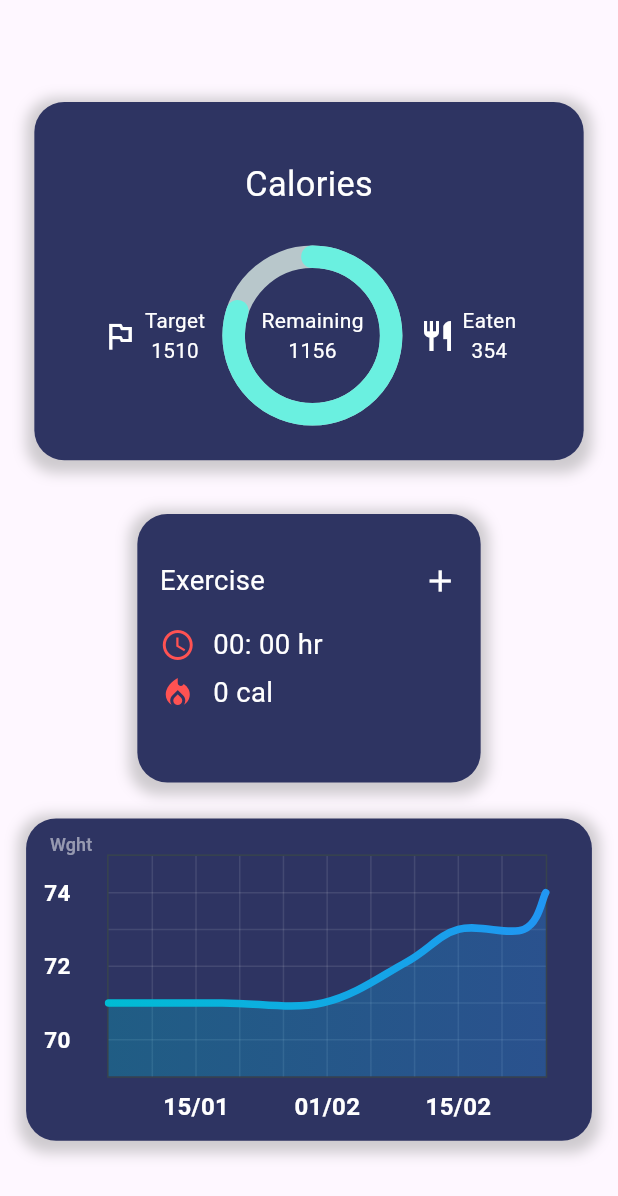
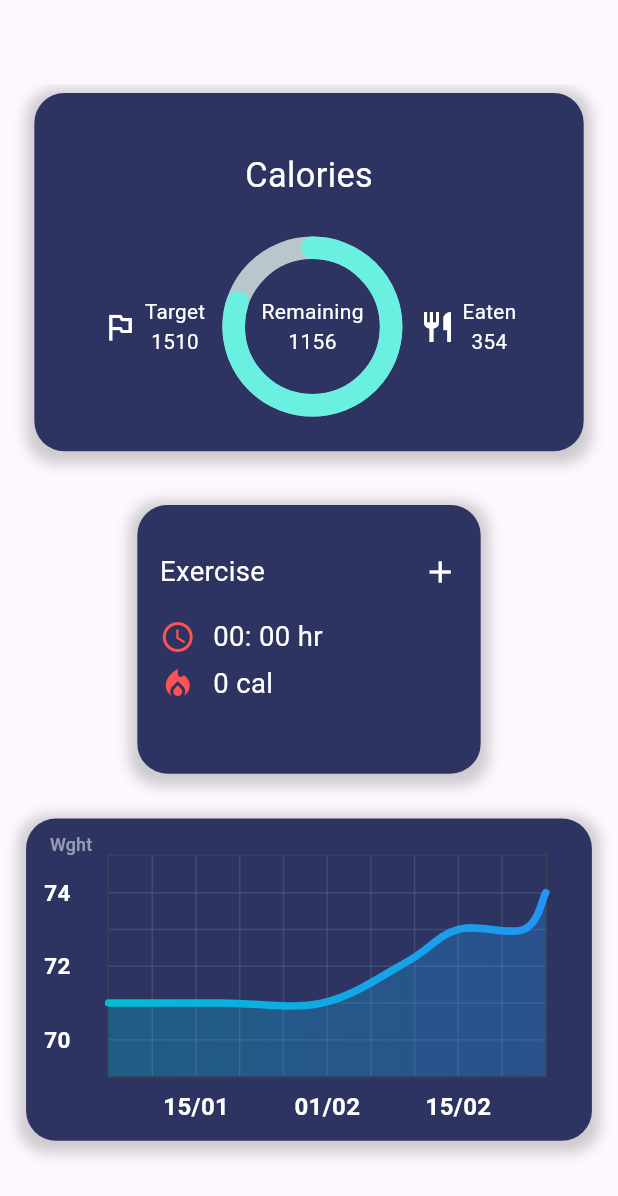
Before and after one commit to gt-lcy96/minFit, a Flutter app: the screen it shows after launch, on a phone screen of 412 x 824 dp. Shown: the top 1196 px of the screen. Run offline on Flutter 3.47's test engine with Material 3 defaults, Android fonts, the phone set to English and light mode, and no system bars; drawn by our look-alikes of fl_chart, percent_indicator; our stand-ins replace flutter_screenutil, get.

Commit message:
add SingleChildScrollView and adjust spacing

```diff
--- a/lib/pages/home/view.dart
+++ b/lib/pages/home/view.dart
@@ -13,19 +13,20 @@ class HomePage extends StatelessWidget {
   Widget build(BuildContext context) {
     return Scaffold(
       appBar: AppBar(),
-      body: Column(
+      body: SingleChildScrollView(
+        child: Column(
           crossAxisAlignment: CrossAxisAlignment.center,
           // mainAxisAlignment: MainAxisAlignment.center,
           children: [
             Container(
-            margin: EdgeInsets.symmetric(horizontal: 20.w, vertical: 10.h),
+              margin: EdgeInsets.symmetric(horizontal: 20.w, vertical: 5.h),
               child: caloriesContent(),
             ),
             SizedBox(
               height: 20.h,
             ),
             Container(
-            // margin: EdgeInsets.symmetric(horizontal: 20.w, vertical: 10.h),
+              margin: EdgeInsets.symmetric(horizontal: 20.w, vertical: 5.h),
               child: addExcerciseContent(),
             ),
             SizedBox(
@@ -39,6 +40,7 @@ class HomePage extends StatelessWidget {
             ),
           ],
         ),
+      ),
     );
   }
 }
```
Lines whose indentation alone changed are shown as unchanged.
